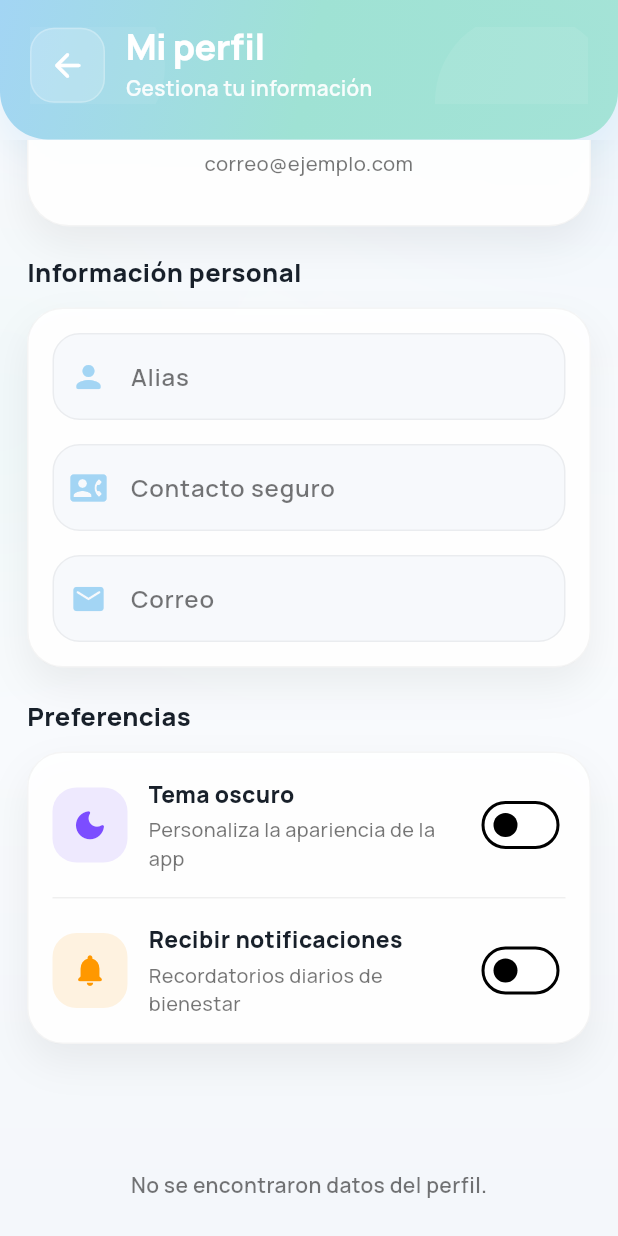
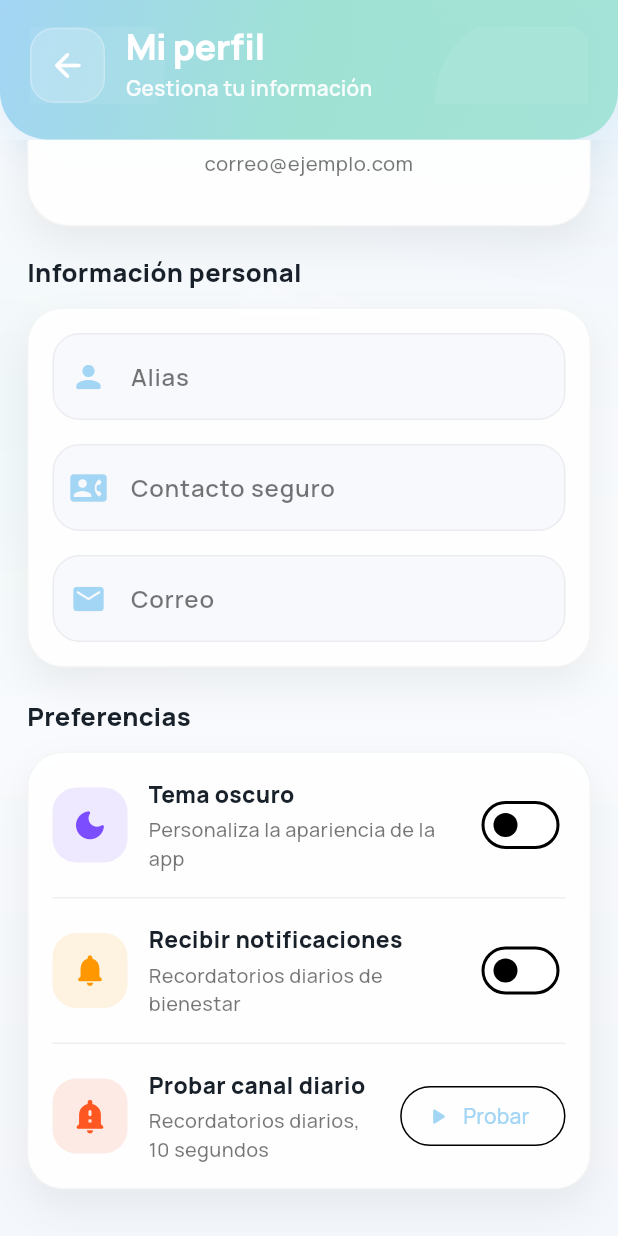
Before and after one commit to JesusFigueroa25/SEABOT, a Flutter app: the ProfileScreen screen opened directly, scrolled down 182 dp, on a phone screen of 412 x 824 dp. Run offline on Flutter 3.47's test engine with Material 3 defaults, Android fonts, the phone set to English and light mode, and no system bars; our stand-ins replace connectivity_plus, fl_chart, flutter_local_notifications, flutter_secure_storage, flutter_timezone, google_fonts and 7 more; missing offline and left inert: flutter_pdfview; accounts and stored records are empty.

Commit message:
fix: Ya esta probado en un emulador con Android 13

```diff
--- a/PROYECTO/fronted-seabot/lib/screens/ProfileScreen.dart
+++ b/PROYECTO/fronted-seabot/lib/screens/ProfileScreen.dart
@@ -1063,22 +1063,22 @@ class _ProfileScreenState extends State<ProfileScreen>
                                     await _onNotificationsChanged(val);
                                   },
                                 ),
-                                //_buildDivider(isDark),
-                                //_buildActionTile(
-                                //  isDark: isDark,
-                                //  icon: Icons.notification_important_rounded,
-                                //  iconColor: Colors.deepOrange,
-                                //  title: "Probar canal diario",
-                                //  subtitle:
-                                //      "Recordatorios diarios, 10 segundos",
-                                //  buttonLabel: _pruebaCanalDiarioEnCurso
-                                //      ? "Probando"
-                                //      : "Probar",
-                                //  loading: _pruebaCanalDiarioEnCurso,
-                                //  onPressed: _pruebaCanalDiarioEnCurso
-                                //      ? null
-                                //      : _onDailyChannelDiagnosticPressed,
-                                //),
+                                _buildDivider(isDark),
+                                _buildActionTile(
+                                  isDark: isDark,
+                                  icon: Icons.notification_important_rounded,
+                                  iconColor: Colors.deepOrange,
+                                  title: "Probar canal diario",
+                                  subtitle:
+                                      "Recordatorios diarios, 10 segundos",
+                                  buttonLabel: _pruebaCanalDiarioEnCurso
+                                      ? "Probando"
+                                      : "Probar",
+                                  loading: _pruebaCanalDiarioEnCurso,
+                                  onPressed: _pruebaCanalDiarioEnCurso
+                                      ? null
+                                      : _onDailyChannelDiagnosticPressed,
+                                ),
 
                                 // _buildDivider(isDark),
                                 // _buildSwitchTile(
```
